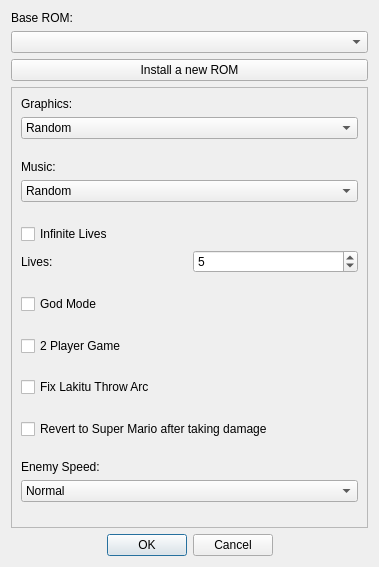
Qt form SMB1/SMB1_Compliance_To_SMB1/Configure_Base_Form.ui (Coolcord/Level-Headed) before a commit.
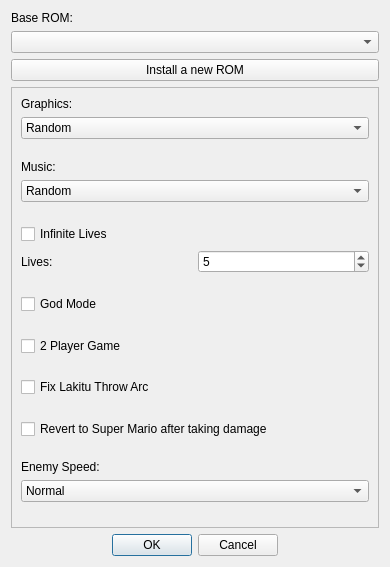
The same form after that commit.

Commit message: Resized the base game settings window

Diff of the .ui file:
```diff
--- a/SMB1/SMB1_Compliance_To_SMB1/Configure_Base_Form.ui
+++ b/SMB1/SMB1_Compliance_To_SMB1/Configure_Base_Form.ui
@@ -6,7 +6,7 @@
    <rect>
     <x>0</x>
     <y>0</y>
-    <width>379</width>
+    <width>390</width>
     <height>567</height>
    </rect>
   </property>
@@ -45,7 +45,7 @@
        <rect>
         <x>0</x>
         <y>0</y>
-        <width>355</width>
+        <width>366</width>
         <height>423</height>
        </rect>
       </property>
```
Left out of the diff: 7 changed lines with no effect on the pictures. The commit also changes 7 other files.
